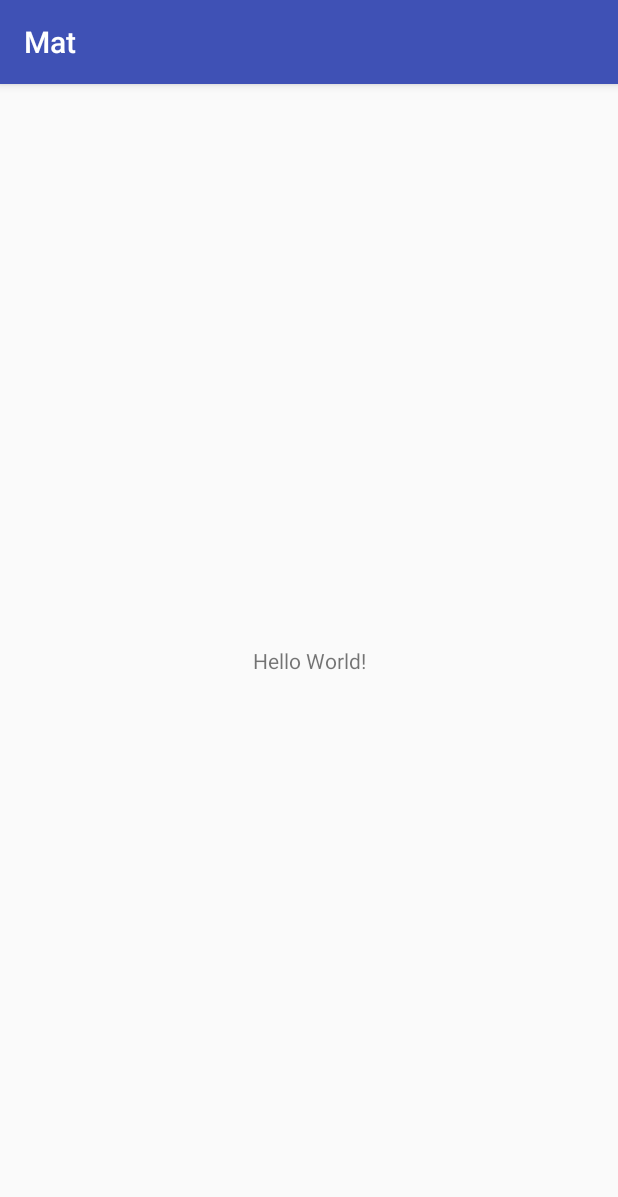
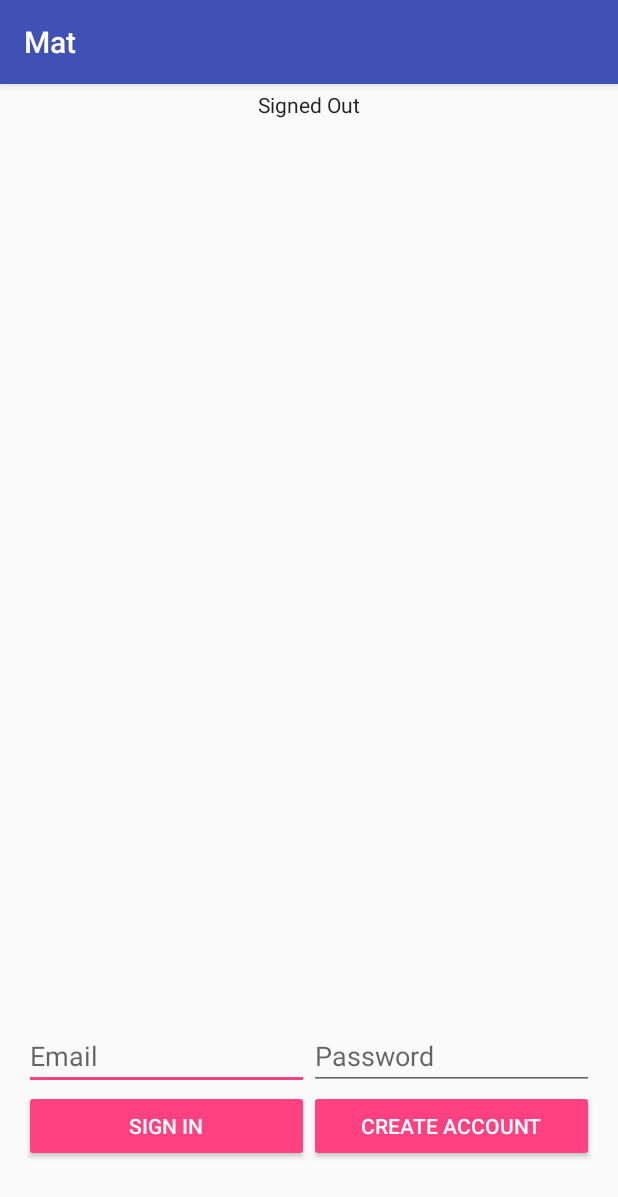
Before and after one commit to alassadi/Mat, an Android app: the screen it shows after launch (MainActivity before the commit, LoginActivity after it), on a phone screen of 412 x 824 dp. Shown: the top 1197 px of the screen. Run offline under Robolectric (Android 15) with nearby library versions, the phone set to English and light mode, and no system bars; our stand-ins replace Firebase (no records; nobody signed in at launch, a user with empty details on screens opened directly).

Commit message:
Login first commit

```diff
--- a/app/build.gradle
+++ b/app/build.gradle
@@ -23,6 +23,7 @@ dependencies {
     implementation 'com.android.support:appcompat-v7:26.1.0'
     implementation 'com.android.support.constraint:constraint-layout:1.0.2'
     implementation 'com.google.firebase:firebase-database:11.0.4'
+    implementation 'com.google.firebase:firebase-auth:11.0.4'
     testImplementation 'junit:junit:4.12'
     androidTestImplementation 'com.android.support.test:runner:1.0.1'
     androidTestImplementation 'com.android.support.test.espresso:espresso-core:3.0.1'
@@ -30,4 +31,6 @@ dependencies {
 }
 
 
+
+
 apply plugin: 'com.google.gms.google-services'
--- a/app/src/main/AndroidManifest.xml
+++ b/app/src/main/AndroidManifest.xml
@@ -9,13 +9,14 @@
         android:roundIcon="@mipmap/ic_launcher_round"
         android:supportsRtl="true"
         android:theme="@style/AppTheme">
-        <activity android:name=".MainActivity">
+        <activity android:name=".LoginActivity">
             <intent-filter>
                 <action android:name="android.intent.action.MAIN" />
 
                 <category android:name="android.intent.category.LAUNCHER" />
             </intent-filter>
         </activity>
+        <activity android:name=".MainActivity"></activity>
     </application>
 
 </manifest>
--- /dev/null
+++ b/app/src/main/java/com/company/mat/LoginActivity.java
@@ -0,0 +1,145 @@
+package com.company.mat;
+
+import android.app.ProgressDialog;
+import android.content.Intent;
+import android.os.Bundle;
+import android.support.annotation.NonNull;
+import android.support.v7.app.AppCompatActivity;
+import android.text.TextUtils;
+import android.util.Log;
+import android.view.View;
+import android.widget.EditText;
+import android.widget.TextView;
+import android.widget.Toast;
+
+import com.google.android.gms.tasks.OnCompleteListener;
+import com.google.android.gms.tasks.Task;
+import com.google.firebase.auth.AuthResult;
+import com.google.firebase.auth.FirebaseAuth;
+import com.google.firebase.auth.FirebaseUser;
+
+public class LoginActivity extends AppCompatActivity implements View.OnClickListener {
+
+    private static final String TAG = "EmailPassword";
+    public ProgressDialog mProgressDialog;
+    private FirebaseAuth mAuth;
+    private EditText email;
+    private EditText password;
+    private TextView mStatusTextView;
+
+    @Override
+    protected void onCreate(Bundle savedInstanceState) {
+        super.onCreate(savedInstanceState);
+        setContentView(R.layout.activity_login);
+
+        mAuth = FirebaseAuth.getInstance();
+
+        email = findViewById(R.id.field_email);
+        password = findViewById(R.id.field_password);
+        findViewById(R.id.email_sign_in_button).setOnClickListener(this);
+        mStatusTextView = findViewById(R.id.status);
+
+        mAuth = FirebaseAuth.getInstance();
+    }
+
+    @Override
+    public void onStart() {
+        super.onStart();
+        // Check if user is signed in (non-null) and update UI accordingly.
+        FirebaseUser currentUser = mAuth.getCurrentUser();
+        updateUI(currentUser);
+    }
+
+    private void signIn(String email, String password) {
+        Log.d(TAG, "signIn:" + email);
+        if (!checkInput()) {
+            return;
+        }
+
+        showProgressDialog();
+
+        // [START sign_in_with_email]
+        mAuth.signInWithEmailAndPassword(email, password)
+                .addOnCompleteListener(this, new OnCompleteListener<AuthResult>() {
+                    @Override
+                    public void onComplete(@NonNull Task<AuthResult> task) {
+                        if (task.isSuccessful()) {
+                            // Sign in success, update UI with the signed-in user's information
+                            Log.d(TAG, "signInWithEmail:success");
+                            FirebaseUser user = mAuth.getCurrentUser();
+                            updateUI(user);
+                        } else {
+                            // If sign in fails, display a message to the user.
+                            Log.w(TAG, "signInWithEmail:failure", task.getException());
+                            Toast.makeText(LoginActivity.this, "Authentication failed.",
+                                    Toast.LENGTH_SHORT).show();
+                            updateUI(null);
+                        }
+
+                        // [START_EXCLUDE]
+                        if (!task.isSuccessful()) {
+                            mStatusTextView.setText(R.string.auth_failed);
+                        }
+                        hideProgressDialog();
+                        // [END_EXCLUDE]
+                    }
+                });
+        // [END sign_in_with_email]
+    }
+
+    @Override
+    public void onClick(View view) {
+        int i = view.getId();
+        if (i == R.id.email_sign_in_button)
+            signIn(email.getText().toString(), password.getText().toString());
+    }
+
+    private void updateUI(FirebaseUser user) {
+        hideProgressDialog();
+        // here transition to the new activitiy with the user passed
+        // needs to keep the user logged in ++++++
+        if (user != null) {
+            Intent intent = new Intent(this, MainActivity.class);
+            startActivity(intent);
+        }
+    }
+
+    private boolean checkInput() {
+        boolean valid = true;
+
+        String email = this.email.getText().toString();
+        if (TextUtils.isEmpty(email)) {
+            this.email.setError("Required.");
+            valid = false;
+        } else {
+            this.email.setError(null);
+        }
+
+        String password = this.password.getText().toString();
+        if (TextUtils.isEmpty(password)) {
+            this.password.setError("Required.");
+            valid = false;
+        } else {
+            this.password.setError(null);
+        }
+
+        return valid;
+    }
+
+    public void showProgressDialog() {
+        if (mProgressDialog == null) {
+            mProgressDialog = new ProgressDialog(this);
+            mProgressDialog.setMessage(getString(R.string.loading));
+            mProgressDialog.setIndeterminate(true);
+        }
+
+        mProgressDialog.show();
+    }
+
+    public void hideProgressDialog() {
+        if (mProgressDialog != null && mProgressDialog.isShowing()) {
+            mProgressDialog.dismiss();
+        }
+    }
+
+}
--- a/app/src/main/java/com/company/mat/MainActivity.java
+++ b/app/src/main/java/com/company/mat/MainActivity.java
@@ -2,7 +2,6 @@ package com.company.mat;
 
 import android.support.v7.app.AppCompatActivity;
 import android.os.Bundle;
-
 
 public class MainActivity extends AppCompatActivity {
 
@@ -10,8 +9,5 @@ public class MainActivity extends AppCompatActivity {
     protected void onCreate(Bundle savedInstanceState) {
         super.onCreate(savedInstanceState);
         setContentView(R.layout.activity_main);
-
-
     }
-
 }
--- /dev/null
+++ b/app/src/main/res/layout/activity_login.xml
@@ -0,0 +1,84 @@
+<?xml version="1.0" encoding="utf-8"?>
+<LinearLayout xmlns:android="http://schemas.android.com/apk/res/android"
+    xmlns:tools="http://schemas.android.com/tools"
+    android:layout_width="match_parent"
+    android:layout_height="match_parent"
+    android:orientation="vertical"
+    android:weightSum="4"
+    tools:context="com.company.mat.LoginActivity">
+
+    <LinearLayout
+        android:layout_width="match_parent"
+        android:layout_height="0dp"
+        android:layout_weight="3"
+        android:gravity="center_horizontal"
+        android:orientation="vertical">
+
+        <TextView
+            android:id="@+id/status"
+            style="@style/ThemeOverlay.MyTextDetail"
+            android:text="@string/signed_out" />
+
+    </LinearLayout>
+
+    <RelativeLayout
+        android:layout_width="fill_parent"
+        android:layout_height="0dp"
+        android:layout_weight="1"
+        android:gravity="center_vertical">
+
+        <LinearLayout
+            android:id="@+id/email_password_fields"
+            android:layout_width="fill_parent"
+            android:layout_height="wrap_content"
+            android:orientation="horizontal"
+            android:paddingLeft="16dp"
+            android:paddingRight="16dp">
+
+            <EditText
+                android:id="@+id/field_email"
+                android:layout_width="0dp"
+                android:layout_height="wrap_content"
+                android:layout_weight="1"
+                android:hint="@string/hint_email"
+                android:inputType="textEmailAddress" />
+
+            <EditText
+                android:id="@+id/field_password"
+                android:layout_width="0dp"
+                android:layout_height="wrap_content"
+                android:layout_weight="1"
+                android:hint="@string/hint_password"
+                android:inputType="textPassword" />
+
+
+        </LinearLayout>
+
+        <LinearLayout
+            android:id="@+id/email_password_buttons"
+            android:layout_width="fill_parent"
+            android:layout_height="wrap_content"
+            android:layout_below="@+id/email_password_fields"
+            android:orientation="horizontal"
+            android:paddingLeft="16dp"
+            android:paddingRight="16dp">
+
+            <Button
+                android:id="@+id/email_sign_in_button"
+                android:layout_width="0dp"
+                android:layout_height="wrap_content"
+                android:layout_weight="1"
+                android:text="@string/sign_in"
+                android:theme="@style/ThemeOverlay.MyDarkButton" />
+
+            <Button
+                android:id="@+id/email_create_account_button"
+                android:layout_width="0dp"
+                android:layout_height="wrap_content"
+                android:layout_weight="1"
+                android:text="@string/create_account"
+                android:theme="@style/ThemeOverlay.MyDarkButton" />
+        </LinearLayout>
+    </RelativeLayout>
+
+</LinearLayout>
--- a/app/src/main/res/layout/activity_main.xml
+++ b/app/src/main/res/layout/activity_main.xml
@@ -1,18 +1,8 @@
 <?xml version="1.0" encoding="utf-8"?>
 <android.support.constraint.ConstraintLayout xmlns:android="http://schemas.android.com/apk/res/android"
-    xmlns:app="http://schemas.android.com/apk/res-auto"
     xmlns:tools="http://schemas.android.com/tools"
     android:layout_width="match_parent"
     android:layout_height="match_parent"
     tools:context="com.company.mat.MainActivity">
 
-    <TextView
-        android:layout_width="wrap_content"
-        android:layout_height="wrap_content"
-        android:text="Hello World!"
-        app:layout_constraintBottom_toBottomOf="parent"
-        app:layout_constraintLeft_toLeftOf="parent"
-        app:layout_constraintRight_toRightOf="parent"
-        app:layout_constraintTop_toTopOf="parent" />
-
 </android.support.constraint.ConstraintLayout>
--- a/app/src/main/res/values/strings.xml
+++ b/app/src/main/res/values/strings.xml
@@ -1,3 +1,12 @@
 <resources>
     <string name="app_name">Mat</string>
+    <string name="sign_in">Sign In</string>
+    <string name="create_account">Create Account</string>
+    <string name="hint_email">Email</string>
+    <string name="hint_password">Password</string>
+    <string name="loading">Loading…</string>
+    <string name="emailpassword_title_text">Email and Password</string>
+    <string name="auth_failed">Authentication failed</string>
+    <string name="emailpassword_status_fmt">Email User: %1$s (verified: %2$b)</string>
+    <string name="signed_out">Signed Out</string>
 </resources>
--- a/app/src/main/res/values/styles.xml
+++ b/app/src/main/res/values/styles.xml
@@ -8,4 +8,26 @@
         <item name="colorAccent">@color/colorAccent</item>
     </style>
 
+    <style name="ThemeOverlay.MyDarkButton" parent="ThemeOverlay.AppCompat.Dark">
+        <item name="colorButtonNormal">@color/colorAccent</item>
+        <item name="android:layout_marginRight">4dp</item>
+        <item name="android:layout_marginLeft">4dp</item>
+        <item name="android:textColor">@android:color/white</item>
+    </style>
+
+    <style name="ThemeOverlay.MyTitleText" parent="AppTheme">
+        <item name="android:gravity">center</item>
+        <item name="android:textSize">36sp</item>
+    </style>
+
+    <style name="ThemeOverlay.MyTextDetail" parent="AppTheme">
+        <item name="android:layout_width">wrap_content</item>
+        <item name="android:layout_height">wrap_content</item>
+        <item name="android:fadeScrollbars">true</item>
+        <item name="android:gravity">center</item>
+        <item name="android:maxLines">5</item>
+        <item name="android:padding">4dp</item>
+        <item name="android:scrollbars">vertical</item>
+        <item name="android:textSize">14sp</item>
+    </style>
 </resources>
```
